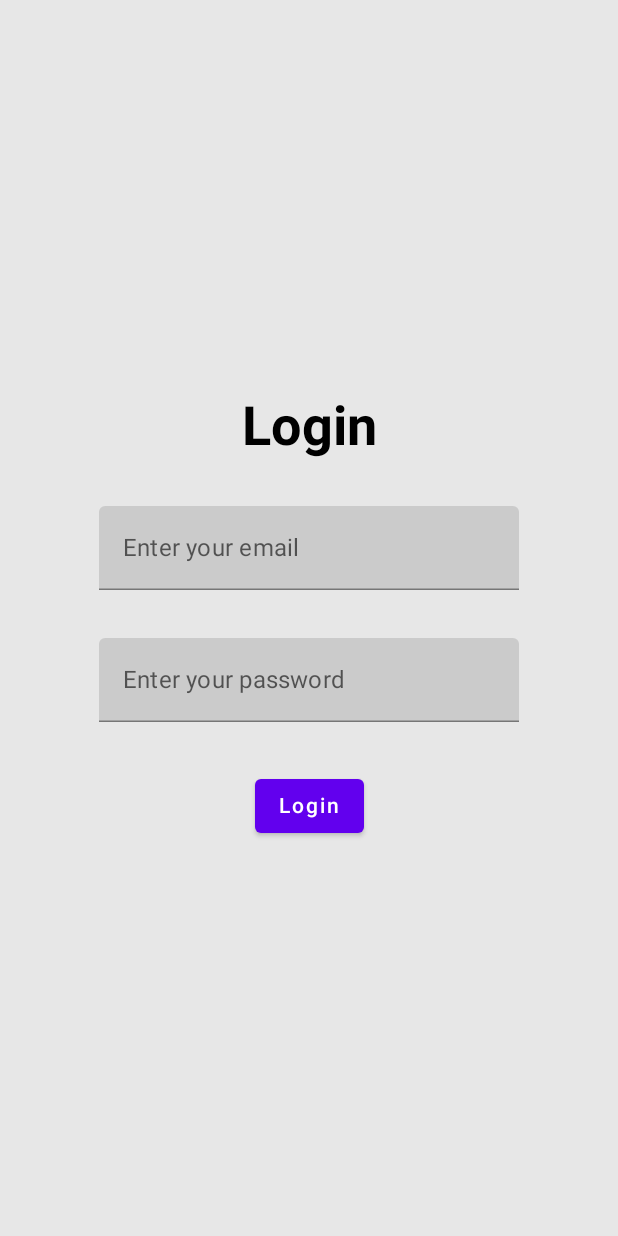
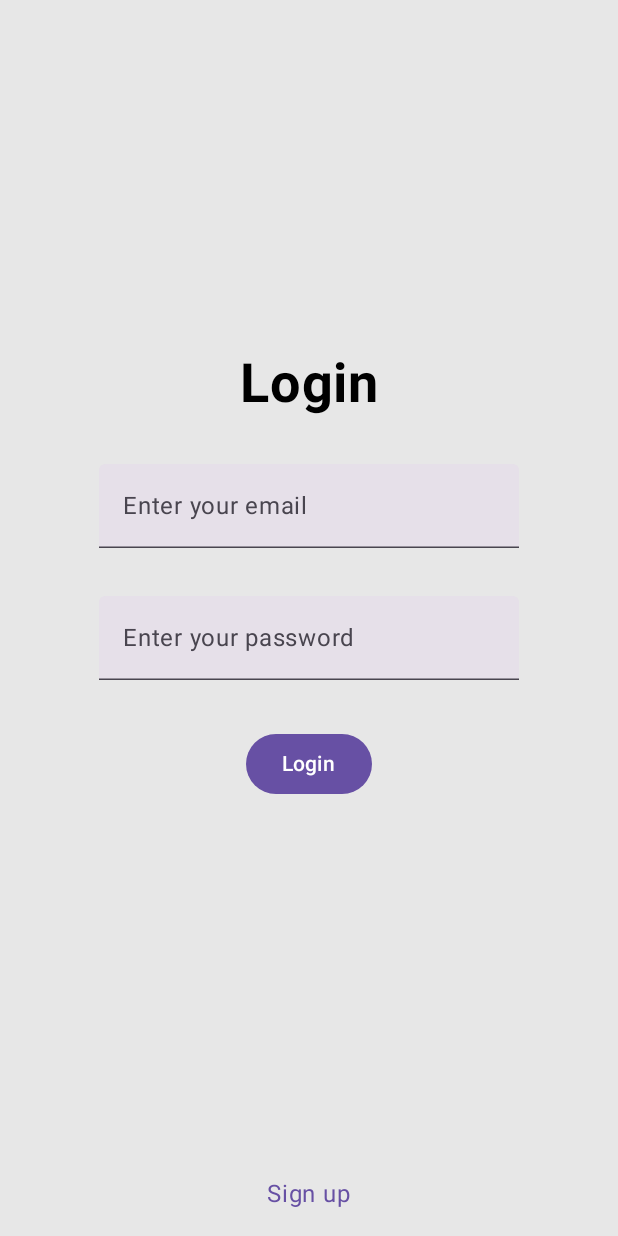
Before and after one commit to aleks100s/planking_timer, an Android app built with Jetpack Compose: the authentication_screen screen opened through its navigation route, on a phone screen of 412 x 824 dp. Run offline under Robolectric (Android 15) with nearby library versions, the light colour scheme and no system bars.

Commit message:
Finish AuthenticationScreen

```diff
--- a/app/src/main/java/com/alextos/plankingtimer/presentation/Navigation.kt
+++ b/app/src/main/java/com/alextos/plankingtimer/presentation/Navigation.kt
@@ -25,7 +25,7 @@ fun Navigation() {
     NavHost(navController = navController, startDestination = Screen.LaunchScreen.route) {
         composable(route = Screen.LaunchScreen.route) {
             LaunchScreen {
-                navController.navigate(route = Screen.MainScreen.route)
+                navController.navigate(route = Screen.AuthenticationScreen.route)
             }
         }
 
--- a/app/src/main/java/com/alextos/plankingtimer/presentation/screens/authentication/AuthenticationScreen.kt
+++ b/app/src/main/java/com/alextos/plankingtimer/presentation/screens/authentication/AuthenticationScreen.kt
@@ -1,9 +1,8 @@
 package com.alextos.plankingtimer.presentation.screens.authentication
 
+import androidx.compose.foundation.clickable
 import androidx.compose.foundation.layout.*
-import androidx.compose.material.Button
-import androidx.compose.material.Text
-import androidx.compose.material.TextField
+import androidx.compose.material3.*
 import androidx.compose.runtime.Composable
 import androidx.compose.ui.Alignment
 import androidx.compose.ui.Modifier
@@ -14,6 +13,7 @@ import androidx.compose.ui.unit.sp
 import androidx.lifecycle.viewmodel.compose.viewModel
 import com.alextos.plankingtimer.R
 
+@OptIn(ExperimentalMaterial3Api::class)
 @Composable
 fun AuthenticationScreen(onAuthenticationSuccess: () -> Unit) {
     val viewModel: AuthenticationViewModel = viewModel()
@@ -24,9 +24,18 @@ fun AuthenticationScreen(onAuthenticationSuccess: () -> Unit) {
     else
         stringResource(id = R.string.sign_up)
 
+    val changeModeText = if (state.isLogin)
+        stringResource(id = R.string.sign_up)
+    else
+        stringResource(id = R.string.login)
+
+    Column(
+        horizontalAlignment = Alignment.CenterHorizontally,
+        modifier = Modifier.fillMaxSize()
+    ) {
         Box(
             contentAlignment = Alignment.Center,
-        modifier = Modifier.fillMaxSize()
+            modifier = Modifier.weight(1f)
         ) {
             Column(horizontalAlignment = Alignment.CenterHorizontally) {
 
@@ -63,4 +72,15 @@ fun AuthenticationScreen(onAuthenticationSuccess: () -> Unit) {
                 }
             }
         }
+
+        Text(
+            changeModeText,
+            color = MaterialTheme.colorScheme.primary,
+            modifier = Modifier
+                .padding(16.dp)
+                .clickable {
+                    viewModel.changeAuthenticationMode(!state.isLogin)
                 }
+        )
+    }
+}
```
Lines whose indentation alone changed are shown as unchanged.
